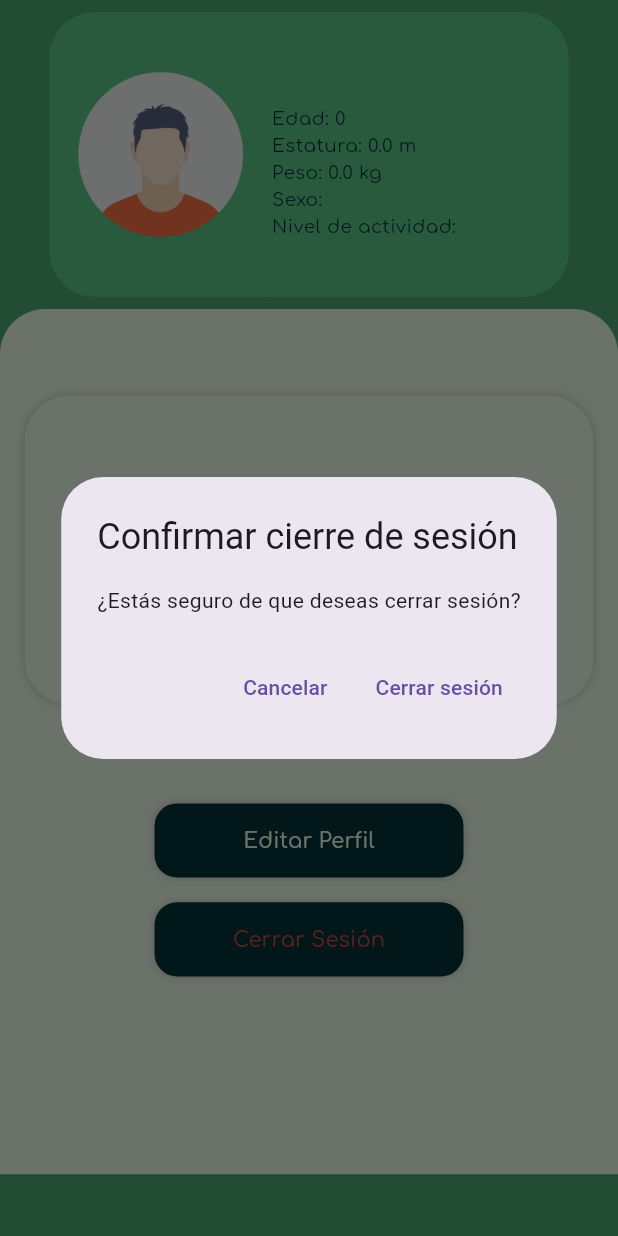
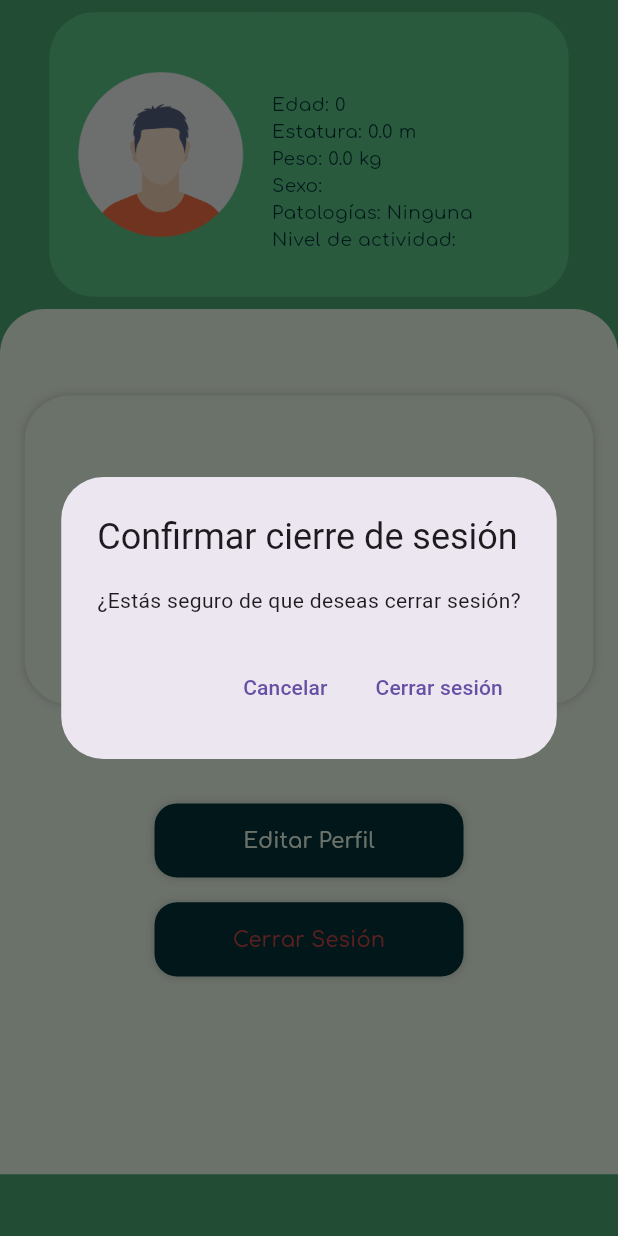
Before and after one commit to lilzandro/app-planes-alimenticios, a Flutter app: the VentanaPerfil screen opened by its route, after a tap on "Cerrar Sesión", on a phone screen of 412 x 824 dp. Run offline on Flutter 3.47's test engine with Material 3 defaults, Android fonts, the phone set to English and light mode, and no system bars; our stand-ins replace cached_network_image, carousel_slider, cloud_firestore, firebase_auth, firebase_core, percent_indicator and 2 more; missing offline and left inert: translator; accounts and stored records are empty.

Commit message:
modificacion de cierre de sesion

```diff
--- a/lib/screens/VentanaPerfil/ventana_perfil.dart
+++ b/lib/screens/VentanaPerfil/ventana_perfil.dart
@@ -1,12 +1,14 @@
-import 'package:app_planes/utils/dimensiones_pantalla.dart';
-import 'package:cloud_firestore/cloud_firestore.dart';
-import 'package:flutter/material.dart';
-import 'package:app_planes/widgets/orientacion_responsive.dart';
-import 'package:app_planes/widgets/perfil/editar_informacion_usuario.dart';
 import 'package:app_planes/screens/Login/login_screen.dart';
 import 'package:firebase_auth/firebase_auth.dart';
 import 'package:shared_preferences/shared_preferences.dart';
 import 'package:app_planes/models/registro_usuario_model.dart';
+import 'package:app_planes/services/user_repository.dart';
+import 'package:app_planes/services/auth_service.dart';
+import 'package:app_planes/services/cache_service.dart';
+import 'package:app_planes/utils/dimensiones_pantalla.dart';
+import 'package:flutter/material.dart';
+import 'package:app_planes/widgets/orientacion_responsive.dart';
+import 'package:app_planes/widgets/perfil/editar_informacion_usuario.dart';
 
 class VentanaPerfil extends StatefulWidget {
   const VentanaPerfil({super.key});
@@ -20,6 +22,8 @@ class _VentanaPerfilState extends State<VentanaPerfil> {
   User? user;
   RegistroUsuarioModel? registroUsuario;
 
+  final UserRepository _userRepository = UserRepository();
+
   @override
   void initState() {
     super.initState();
@@ -31,7 +35,6 @@ class _VentanaPerfilState extends State<VentanaPerfil> {
     setState(() {
       userId = prefs.getString('userId');
     });
-
     if (userId != null) {
       _fetchUserFromFirebase(userId!);
     }
@@ -41,24 +44,14 @@ class _VentanaPerfilState extends State<VentanaPerfil> {
     try {
       user = FirebaseAuth.instance.currentUser;
       if (user != null && user!.uid == userId) {
-        DocumentSnapshot userDoc = await FirebaseFirestore.instance
-            .collection('usuarios')
-            .doc(userId)
-            .get();
-        if (userDoc.exists) {
+        RegistroUsuarioModel? fetchedUser =
+            await _userRepository.fetchUser(userId);
+        if (fetchedUser != null) {
           setState(() {
-            registroUsuario = RegistroUsuarioModel(
-              nombre: userDoc['nombre'],
-              apellido: userDoc['apellido'],
-              edad: userDoc['edad'],
-              estatura: userDoc['estatura'],
-              peso: userDoc['peso'],
-              sexo: userDoc['sexo'],
-              nivelActividad: userDoc['nivelActividad'],
-            );
+            registroUsuario = fetchedUser;
           });
-          // Guardar la información del usuario en SharedPreferences
-          await _saveUserToCache(registroUsuario!);
+          // Guardar la información del usuario en caché
+          await CacheService().saveUserToCache(registroUsuario!);
           print('Usuario encontrado: ${registroUsuario!.nombre}');
         } else {
           print('No se encontró el usuario en Firestore');
@@ -71,64 +64,66 @@ class _VentanaPerfilState extends State<VentanaPerfil> {
     }
   }
 
-  Future<void> _saveUserToCache(RegistroUsuarioModel user) async {
-    SharedPreferences prefs = await SharedPreferences.getInstance();
-    await prefs.setString('nombre', user.nombre ?? '');
-    await prefs.setString('apellido', user.apellido ?? '');
-    await prefs.setInt('edad', user.edad ?? 0);
-    await prefs.setDouble('estatura', user.estatura ?? 0.0);
-    await prefs.setDouble('peso', user.peso ?? 0.0);
-    await prefs.setString('sexo', user.sexo ?? '');
-    await prefs.setString('nivelActividad', user.nivelActividad ?? '');
-  }
-
-  @override
-  Widget build(BuildContext context) {
-    return ResponsiveContainer(
-      buildBlocks: (context) => _buildBlocks(context),
-      backgroundColor: const Color(0xFF4DA674),
+  Future<void> _handleSignOut() async {
+    // Intenta cerrar sesión solo si hay conexión real
+    bool didSignOut = await AuthService().signOutWithConnectivityCheck();
+    if (!didSignOut) {
+      ScaffoldMessenger.of(context).showSnackBar(
+        SnackBar(
+          content:
+              Text("No hay conexión a internet. No se puede cerrar sesión."),
+        ),
+      );
+      return;
+    }
+    Navigator.pushAndRemoveUntil(
+      context,
+      MaterialPageRoute(builder: (context) => VentanaInicioSeccion()),
+      (route) => false,
     );
   }
 
-  List<Widget> _buildBlocks(BuildContext context) {
-    return [
-      _buildProfileHeader(),
-      _buildProfileDetails(),
-    ];
-  }
-
-  Widget _buildProfileHeader() {
-    return Container(
-      padding: EdgeInsets.all(DimensionesDePantalla.pantallaSize * 0.01),
-      color: Color(0xFF4DA674),
-      height: DimensionesDePantalla.pantallaSize * 0.25,
-      child: Row(
-        mainAxisAlignment: MainAxisAlignment.center,
-        children: [
-          _buildAvatar(),
-          _buildProfileInfo(),
-        ],
-      ),
+  void _showSignOutConfirmationDialog(BuildContext context) {
+    showDialog(
+      context: context,
+      builder: (BuildContext ctx) {
+        return AlertDialog(
+          title: Text('Confirmar cierre de sesión'),
+          content: Text('¿Estás seguro de que deseas cerrar sesión?'),
+          actions: <Widget>[
+            TextButton(
+              child: Text('Cancelar'),
+              onPressed: () => Navigator.of(ctx).pop(),
+            ),
+            TextButton(
+              child: Text('Cerrar sesión'),
+              onPressed: () {
+                Navigator.of(ctx).pop();
+                _handleSignOut();
+              },
+            ),
+          ],
+        );
+      },
     );
   }
 
-  Widget _buildAvatar() {
-    return Container(
-      margin: EdgeInsets.only(right: DimensionesDePantalla.pantallaSize * 0),
-      padding: EdgeInsets.all(DimensionesDePantalla.pantallaSize * 0.01),
-      height: DimensionesDePantalla.pantallaSize * 0.25,
-      width: DimensionesDePantalla.pantallaSize * 0.18,
-      decoration: BoxDecoration(
-        borderRadius: const BorderRadius.only(
-          topLeft: Radius.circular(30.0),
-          bottomLeft: Radius.circular(30.0),
-        ),
-        color: Color(0xFF5AC488),
-      ),
-      child: Image.asset(
-        'assets/avatar.png',
-        width: DimensionesDePantalla.pantallaSize * 0.2,
-        height: DimensionesDePantalla.pantallaSize * 0.2,
+  String _getPatologias() {
+    if (registroUsuario == null) return 'No disponible';
+    List<String> patologias = [];
+    if (registroUsuario!.diabetesTipo1) patologias.add('Diabetes Tipo 1');
+    if (registroUsuario!.diabetesTipo2) patologias.add('Diabetes Tipo 2');
+    if (registroUsuario!.hipertension) patologias.add('Hipertensión');
+    return patologias.isNotEmpty ? patologias.join(', ') : 'Ninguna';
+  }
+
+  Widget _buildProfileText(String text, double fontSize) {
+    return Text(
+      text,
+      style: TextStyle(
+        fontFamily: 'Comfortaa',
+        fontSize: fontSize,
+        color: Color(0xFF023336),
       ),
     );
   }
@@ -161,6 +156,8 @@ class _VentanaPerfilState extends State<VentanaPerfil> {
               DimensionesDePantalla.pantallaSize * 0.015),
           _buildProfileText('Sexo: ${registroUsuario?.sexo ?? 'No disponible'}',
               DimensionesDePantalla.pantallaSize * 0.015),
+          _buildProfileText('Patologías: ${_getPatologias()}',
+              DimensionesDePantalla.pantallaSize * 0.015),
           _buildProfileText(
               'Nivel de actividad: ${registroUsuario?.nivelActividad ?? 'No disponible'}',
               DimensionesDePantalla.pantallaSize * 0.015),
@@ -169,13 +166,90 @@ class _VentanaPerfilState extends State<VentanaPerfil> {
     );
   }
 
-  Widget _buildProfileText(String text, double fontSize) {
-    return Text(
-      text,
-      style: TextStyle(
-          fontFamily: 'Comfortaa',
-          fontSize: fontSize,
-          color: Color(0xFF023336)),
+  Widget _buildAvatar() {
+    return Container(
+      margin: EdgeInsets.only(right: DimensionesDePantalla.pantallaSize * 0),
+      padding: EdgeInsets.all(DimensionesDePantalla.pantallaSize * 0.01),
+      height: DimensionesDePantalla.pantallaSize * 0.25,
+      width: DimensionesDePantalla.pantallaSize * 0.18,
+      decoration: BoxDecoration(
+        borderRadius: const BorderRadius.only(
+          topLeft: Radius.circular(30.0),
+          bottomLeft: Radius.circular(30.0),
+        ),
+        color: Color(0xFF5AC488),
+      ),
+      child: Image.asset(
+        'assets/avatar.png',
+        width: DimensionesDePantalla.pantallaSize * 0.2,
+        height: DimensionesDePantalla.pantallaSize * 0.2,
+      ),
+    );
+  }
+
+  Widget _buildProfileHeader() {
+    return Container(
+      padding: EdgeInsets.all(DimensionesDePantalla.pantallaSize * 0.01),
+      color: Color(0xFF4DA674),
+      height: DimensionesDePantalla.pantallaSize * 0.25,
+      child: Row(
+        mainAxisAlignment: MainAxisAlignment.center,
+        children: [
+          _buildAvatar(),
+          _buildProfileInfo(),
+        ],
+      ),
+    );
+  }
+
+  Widget _progreso() {
+    return Container(
+      height: DimensionesDePantalla.pantallaSize * 0.25,
+      width: DimensionesDePantalla.pantallaSize * 0.9,
+      decoration: BoxDecoration(
+        borderRadius: BorderRadius.all(Radius.circular(30.0)),
+        boxShadow: [
+          BoxShadow(
+            color: Color.fromARGB(45, 0, 0, 0),
+            blurRadius: 4.0,
+            offset: Offset(0, 0),
+          ),
+        ],
+        color: Color(0xFFEAF8E7),
+      ),
+    );
+  }
+
+  Widget _buildActionButton(String label, VoidCallback? onPressed) {
+    return Container(
+      height: DimensionesDePantalla.anchoPantalla * .12,
+      width: DimensionesDePantalla.anchoPantalla * .5,
+      decoration: BoxDecoration(
+        borderRadius: BorderRadius.circular(15.0),
+        boxShadow: [
+          BoxShadow(
+            color: Color.fromARGB(45, 0, 0, 0),
+            blurRadius: 4.0,
+            offset: Offset(0, 0),
+          ),
+        ],
+      ),
+      child: ElevatedButton(
+        onPressed: onPressed,
+        style: ElevatedButton.styleFrom(
+          foregroundColor: label == "Cerrar Sesión"
+              ? Color.fromARGB(255, 202, 67, 67)
+              : Color(0xFFEAF8E7),
+          backgroundColor: Color(0xFF023336),
+          shadowColor: Colors.transparent,
+          shape:
+              RoundedRectangleBorder(borderRadius: BorderRadius.circular(15.0)),
+        ),
+        child: Text(
+          label,
+          style: TextStyle(fontFamily: 'Comfortaa'),
+        ),
+      ),
     );
   }
 
@@ -209,94 +283,11 @@ class _VentanaPerfilState extends State<VentanaPerfil> {
     );
   }
 
-  Widget _progreso() {
-    return Container(
-      height: DimensionesDePantalla.pantallaSize * 0.25,
-      width: DimensionesDePantalla.pantallaSize * 0.9,
-      decoration: BoxDecoration(
-        borderRadius: BorderRadius.all(Radius.circular(30.0)),
-        boxShadow: [
-          BoxShadow(
-            color: Color.fromARGB(45, 0, 0, 0),
-            blurRadius: 4.0,
-            offset: Offset(0, 0),
-          ),
-        ],
-        color: Color(0xFFEAF8E7),
-      ),
-    );
-  }
-
-  Widget _buildActionButton(String label, VoidCallback? onPressed) {
-    return Container(
-      height: DimensionesDePantalla.anchoPantalla * .12,
-      width: DimensionesDePantalla.anchoPantalla * .5,
-      decoration: BoxDecoration(
-        borderRadius: BorderRadius.circular(15.0),
-        boxShadow: [
-          BoxShadow(
-            color: Color.fromARGB(45, 0, 0, 0),
-            blurRadius: 4.0,
-            offset: Offset(0, 0), // Desplazamiento de la sombra
-          ),
-        ],
-      ),
-      child: ElevatedButton(
-        onPressed: onPressed,
-        style: ElevatedButton.styleFrom(
-          foregroundColor: label == "Cerrar Sesión"
-              ? Color.fromARGB(255, 202, 67, 67)
-              : Color(0xFFEAF8E7),
-          backgroundColor: Color(0xFF023336), // Color del fondo
-          shadowColor: Colors.transparent,
-          shape: RoundedRectangleBorder(
-              borderRadius:
-                  BorderRadius.circular(15.0)), // Esquinas redondeadas
-        ),
-        child: Text(
-          label,
-          style: TextStyle(fontFamily: 'Comfortaa'),
-        ), // Texto del botón
-      ),
-    );
-  }
-
-  void _showSignOutConfirmationDialog(BuildContext context) {
-    showDialog(
-      context: context,
-      builder: (BuildContext context) {
-        return AlertDialog(
-          title: Text('Confirmar cierre de sesión'),
-          content: Text('¿Estás seguro de que deseas cerrar sesión?'),
-          actions: <Widget>[
-            TextButton(
-              child: Text('Cancelar'),
-              onPressed: () {
-                Navigator.of(context).pop();
-              },
-            ),
-            TextButton(
-              child: Text('Cerrar sesión'),
-              onPressed: () async {
-                Navigator.of(context).pop();
-                try {
-                  await FirebaseAuth.instance.signOut();
-                  Navigator.pushAndRemoveUntil(
-                    context,
-                    MaterialPageRoute(
-                        builder: (context) => VentanaInicioSeccion()),
-                    (Route<dynamic> route) => false,
-                  );
-                } catch (e) {
-                  ScaffoldMessenger.of(context).showSnackBar(
-                    SnackBar(content: Text("Error al cerrar sesión: $e")),
-                  );
-                }
-              },
-            ),
-          ],
-        );
-      },
+  @override
+  Widget build(BuildContext context) {
+    return ResponsiveContainer(
+      buildBlocks: (context) => [_buildProfileHeader(), _buildProfileDetails()],
+      backgroundColor: const Color(0xFF4DA674),
     );
   }
 }
--- /dev/null
+++ b/lib/services/cache_service.dart
@@ -0,0 +1,15 @@
+import 'package:app_planes/models/registro_usuario_model.dart';
+import 'package:shared_preferences/shared_preferences.dart';
+
+class CacheService {
+  Future<void> saveUserToCache(RegistroUsuarioModel user) async {
+    SharedPreferences prefs = await SharedPreferences.getInstance();
+    await prefs.setString('nombre', user.nombre ?? '');
+    await prefs.setString('apellido', user.apellido ?? '');
+    await prefs.setInt('edad', user.edad ?? 0);
+    await prefs.setDouble('estatura', user.estatura ?? 0.0);
+    await prefs.setDouble('peso', user.peso ?? 0.0);
+    await prefs.setString('sexo', user.sexo ?? '');
+    await prefs.setString('nivelActividad', user.nivelActividad ?? '');
+  }
+}
--- /dev/null
+++ b/lib/services/user_repository.dart
@@ -0,0 +1,33 @@
+import 'package:cloud_firestore/cloud_firestore.dart';
+import 'package:app_planes/models/registro_usuario_model.dart';
+
+class UserRepository {
+  final FirebaseFirestore _firestore = FirebaseFirestore.instance;
+
+  Future<RegistroUsuarioModel?> fetchUser(String userId) async {
+    try {
+      DocumentSnapshot userDoc =
+          await _firestore.collection('usuarios').doc(userId).get();
+
+      if (userDoc.exists) {
+        return RegistroUsuarioModel(
+          nombre: userDoc['nombre'],
+          apellido: userDoc['apellido'],
+          edad: userDoc['edad'],
+          estatura: userDoc['estatura'],
+          peso: userDoc['peso'],
+          sexo: userDoc['sexo'],
+          nivelActividad: userDoc['nivelActividad'],
+          diabetesTipo1: userDoc['diabetesTipo1'],
+          diabetesTipo2: userDoc['diabetesTipo2'],
+          hipertension: userDoc['hipertension'],
+        );
+      } else {
+        return null;
+      }
+    } catch (e) {
+      print('Error al buscar el usuario en Firestore: $e');
+      return null;
+    }
+  }
+}
```
Also changed, not shown: lib/services/auth_service.dart (+9 -0 lines), lib/utils/conectividad.dart (added, +12 -0 lines).
